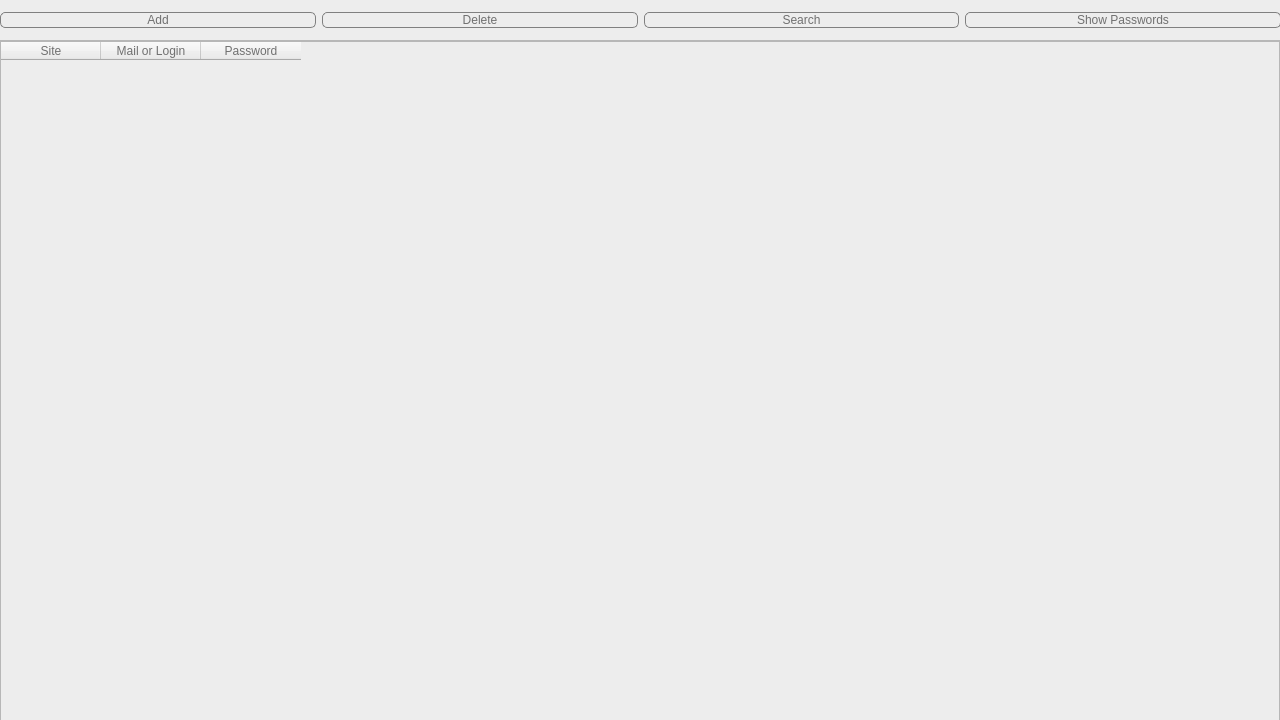
Before: the Qt Designer form main/design/Storage.ui in EeveeSnow/Password-Project, drawn with Qt 5.
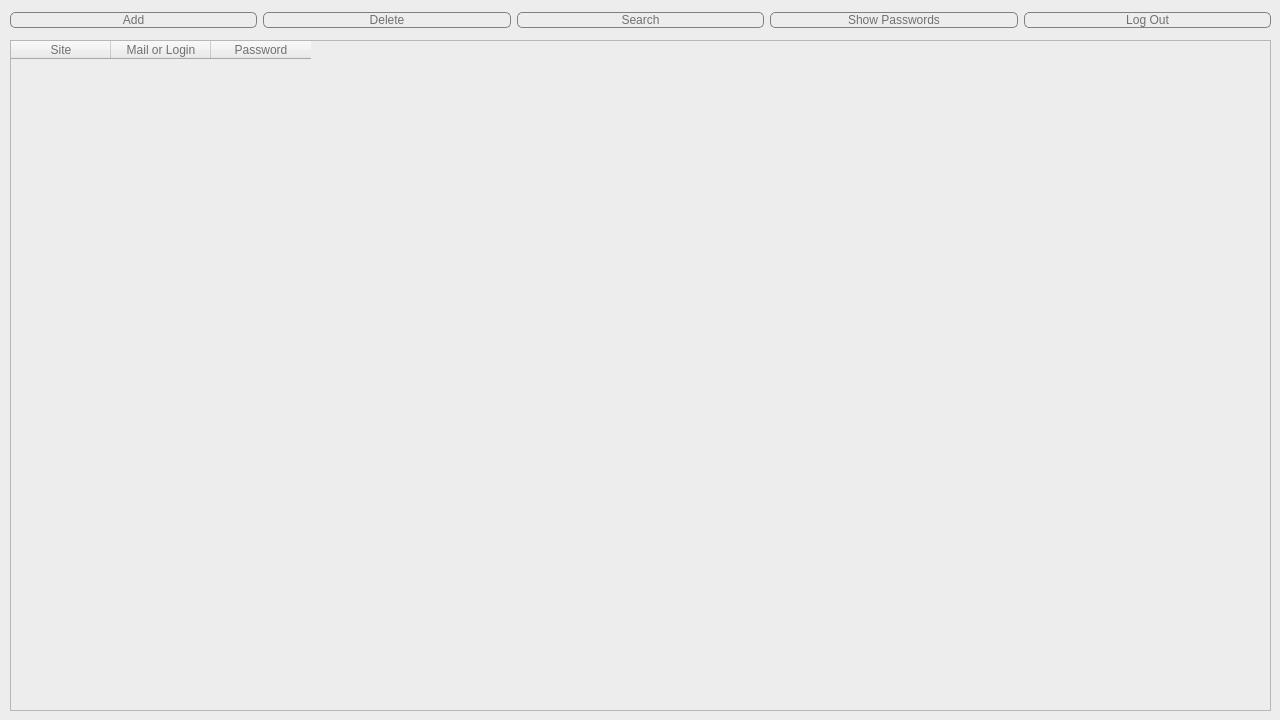
After: the same form once the commit is applied.

Diff of the .ui file:
```diff
--- a/main/design/Storage.ui
+++ b/main/design/Storage.ui
@@ -37,9 +37,9 @@
   <widget class="QWidget" name="horizontalLayoutWidget">
    <property name="geometry">
     <rect>
-     <x>0</x>
+     <x>10</x>
      <y>0</y>
-     <width>1281</width>
+     <width>1261</width>
      <height>41</height>
     </rect>
    </property>
@@ -96,39 +96,28 @@
       </property>
      </widget>
     </item>
+    <item>
+     <widget class="QPushButton" name="logButton">
+      <property name="styleSheet">
+       <string notr="true">background-color: #ededed; border: 1px solid grey;
+     border-radius: 5px;
+font: 8pt &quot;Segoe UI&quot;;
+color: #707070</string>
+      </property>
+      <property name="text">
+       <string>Log Out</string>
+      </property>
+     </widget>
+    </item>
    </layout>
   </widget>
-  <widget class="QScrollArea" name="scrollArea">
-   <property name="geometry">
-    <rect>
-     <x>-1</x>
-     <y>40</y>
-     <width>1281</width>
-     <height>681</height>
-    </rect>
-   </property>
-   <property name="widgetResizable">
-    <bool>true</bool>
-   </property>
-   <widget class="QWidget" name="scrollAreaWidgetContents">
-    <property name="geometry">
-     <rect>
-      <x>0</x>
-      <y>0</y>
-      <width>1279</width>
-      <height>679</height>
-     </rect>
-    </property>
-    <property name="styleSheet">
-     <string notr="true">background-color: rgb(237, 237, 237);</string>
-    </property>
     <widget class="QTableWidget" name="tableWidget">
      <property name="geometry">
       <rect>
-       <x>0</x>
-       <y>0</y>
-       <width>1280</width>
-       <height>681</height>
+     <x>10</x>
+     <y>40</y>
+     <width>1261</width>
+     <height>671</height>
       </rect>
      </property>
      <property name="styleSheet">
@@ -151,8 +140,6 @@
        <string>Password</string>
       </property>
      </column>
-    </widget>
-   </widget>
   </widget>
  </widget>
  <resources/>
```
Lines whose indentation alone changed are shown as unchanged.
